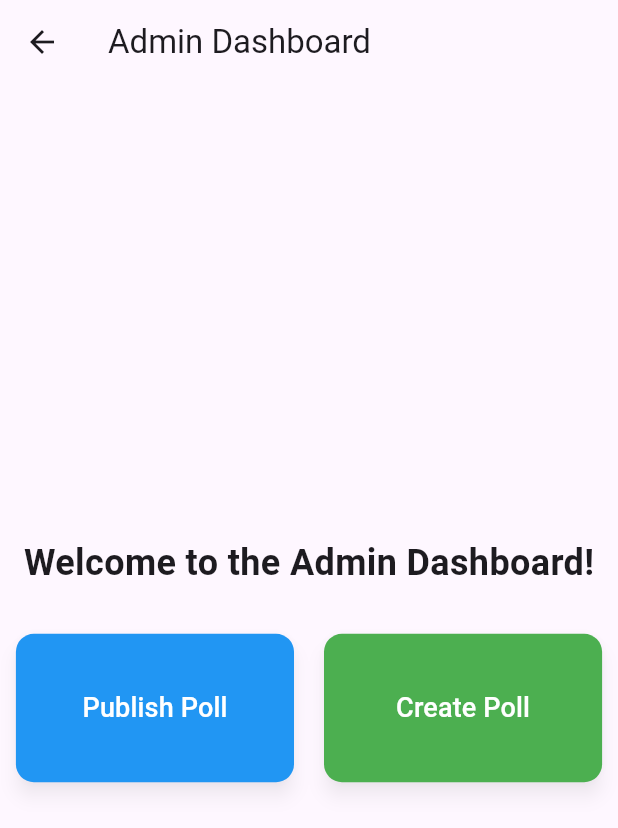
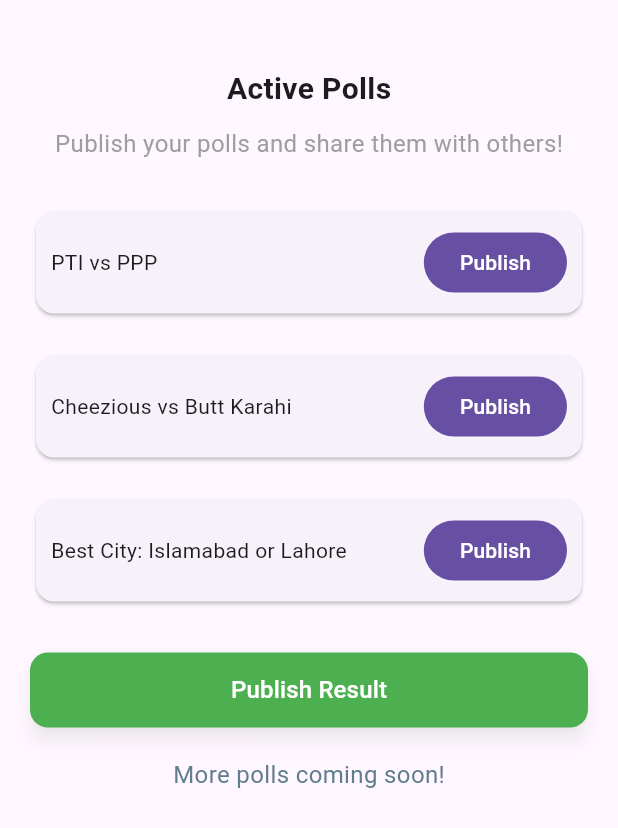
Before and after one commit to luqmanmatloob/polling-app-client, a Flutter app: the AdminDashboard screen opened directly, after a tap on "Publish Poll", on a phone screen of 412 x 824 dp. Shown: the top 828 px of the screen. Run offline on Flutter 3.47's test engine with Material 3 defaults, Android fonts, the phone set to English and light mode, and no system bars.

Commit message:
publish poll

```diff
--- a/lib/AdminScreens/admin_home.dart
+++ b/lib/AdminScreens/admin_home.dart
@@ -1,4 +1,5 @@
 import 'package:flutter/material.dart';
+import 'package:polling_app/AdminScreens/admin_publish_poll.dart';
 
 class AdminDashboard extends StatelessWidget {
   const AdminDashboard({super.key});
@@ -8,10 +9,8 @@ class AdminDashboard extends StatelessWidget {
     double screenWidth = MediaQuery.of(context).size.width;
     double screenHeight = MediaQuery.of(context).size.height;
 
-    double fieldWidth =
-        screenWidth * 0.45; // Increased width for bigger buttons
-    double fieldHeight =
-        screenHeight * 0.12; // Increased height for bigger buttons
+    double fieldWidth = screenWidth * 0.45;
+    double fieldHeight = screenHeight * 0.12;
 
     return Scaffold(
       appBar: AppBar(
@@ -29,7 +28,6 @@ class AdminDashboard extends StatelessWidget {
             Row(
               mainAxisAlignment: MainAxisAlignment.center,
               children: [
-                // Publish Poll Button
                 SizedBox(
                   width: fieldWidth,
                   height: fieldHeight,
@@ -43,7 +41,10 @@ class AdminDashboard extends StatelessWidget {
                       shadowColor: Colors.black.withOpacity(0.3),
                     ),
                     onPressed: () {
-                      // Action for Publish Poll
+                      Navigator.push(
+                          context,
+                          MaterialPageRoute(
+                              builder: (context) => const AdminProfile()));
                     },
                     child: const Text(
                       "Publish Poll",
@@ -51,8 +52,7 @@ class AdminDashboard extends StatelessWidget {
                     ),
                   ),
                 ),
-                const SizedBox(width: 20), // Space between the buttons
-                // Create Poll Button
+                const SizedBox(width: 20),
                 SizedBox(
                   width: fieldWidth,
                   height: fieldHeight,
@@ -65,9 +65,7 @@ class AdminDashboard extends StatelessWidget {
                       elevation: 5,
                       shadowColor: Colors.black.withOpacity(0.3),
                     ),
-                    onPressed: () {
-                      // Action for Create Poll
-                    },
+                    onPressed: () {},
                     child: const Text(
                       "Create Poll",
                       style: TextStyle(fontSize: 18, color: Colors.white),
--- /dev/null
+++ b/lib/AdminScreens/admin_publish_poll.dart
@@ -0,0 +1,144 @@
+import 'package:flutter/material.dart';
+
+import '../Voting/voting_screen.dart';
+
+class AdminProfile extends StatefulWidget {
+  const AdminProfile({super.key});
+
+  @override
+  State<StatefulWidget> createState() {
+    return _AdminProfileState();
+  }
+}
+
+class _AdminProfileState extends State<AdminProfile> {
+  void navigateToVotingScreen(Map<String, dynamic> poll) {
+    Navigator.push(
+      context,
+      MaterialPageRoute(
+        builder: (context) => VotingScreen(pollData: poll),
+      ),
+    );
+  }
+
+  @override
+  Widget build(BuildContext context) {
+    return Scaffold(
+      body: Padding(
+        padding: const EdgeInsets.symmetric(vertical: 15.0, horizontal: 20.0),
+        child: Column(
+          crossAxisAlignment: CrossAxisAlignment.start,
+          children: [
+            const SizedBox(height: 30),
+            const Center(
+              child: Text(
+                "Active Polls",
+                style: TextStyle(fontWeight: FontWeight.bold, fontSize: 20),
+              ),
+            ),
+            const SizedBox(height: 10),
+            const Center(
+              child: Text(
+                "Publish your polls and share them with others!",
+                style: TextStyle(fontSize: 16, color: Colors.grey),
+              ),
+            ),
+            const SizedBox(height: 30),
+
+            // PTI vs PPP poll
+            Card(
+              child: Padding(
+                padding: const EdgeInsets.all(10.0),
+                child: Row(
+                  mainAxisAlignment: MainAxisAlignment.spaceBetween,
+                  children: [
+                    const Text("PTI vs PPP"),
+                    FilledButton(
+                      onPressed: () {
+                        // Action for publishing PTI vs PPP poll
+                      },
+                      child: const Text("Publish"),
+                    ),
+                  ],
+                ),
+              ),
+            ),
+            const SizedBox(height: 20),
+
+            // Cheezious vs Butt Karahi poll
+            Card(
+              child: Padding(
+                padding: const EdgeInsets.all(10.0),
+                child: Row(
+                  mainAxisAlignment: MainAxisAlignment.spaceBetween,
+                  children: [
+                    const Text("Cheezious vs Butt Karahi"),
+                    FilledButton(
+                      onPressed: () {
+                        // Action for publishing Cheezious vs Butt Karahi poll
+                      },
+                      child: const Text("Publish"),
+                    ),
+                  ],
+                ),
+              ),
+            ),
+            const SizedBox(height: 20),
+
+            // Best City poll
+            Card(
+              child: Padding(
+                padding: const EdgeInsets.all(10.0),
+                child: Row(
+                  mainAxisAlignment: MainAxisAlignment.spaceBetween,
+                  children: [
+                    const Text("Best City: Islamabad or Lahore"),
+                    FilledButton(
+                      onPressed: () {
+                        // Action for publishing Best City poll
+                      },
+                      child: const Text("Publish"),
+                    ),
+                  ],
+                ),
+              ),
+            ),
+            const SizedBox(height: 30),
+
+            // "Publish Result" button after the cards
+            SizedBox(
+              width: double.infinity,
+              height: 50,
+              child: FilledButton(
+                style: ElevatedButton.styleFrom(
+                  backgroundColor: Colors.green,
+                  shape: RoundedRectangleBorder(
+                    borderRadius: BorderRadius.circular(12),
+                  ),
+                  elevation: 5,
+                  shadowColor: Colors.black.withOpacity(0.3),
+                ),
+                onPressed: () {
+                  // Action for publishing results
+                },
+                child: const Text(
+                  "Publish Result",
+                  style: TextStyle(fontSize: 16, color: Colors.white),
+                ),
+              ),
+            ),
+            const SizedBox(height: 20),
+
+            const Center(
+              child: Text(
+                "More polls coming soon!",
+                style: TextStyle(fontSize: 16, color: Colors.blueGrey),
+              ),
+            ),
+            const SizedBox(height: 20),
+          ],
+        ),
+      ),
+    );
+  }
+}
```
